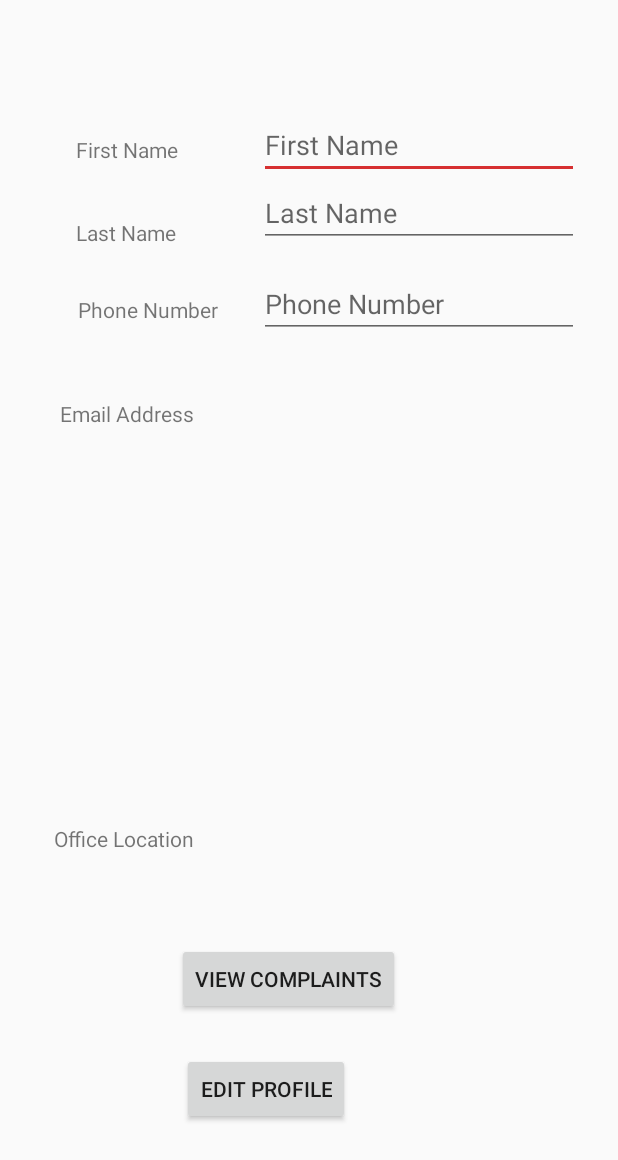
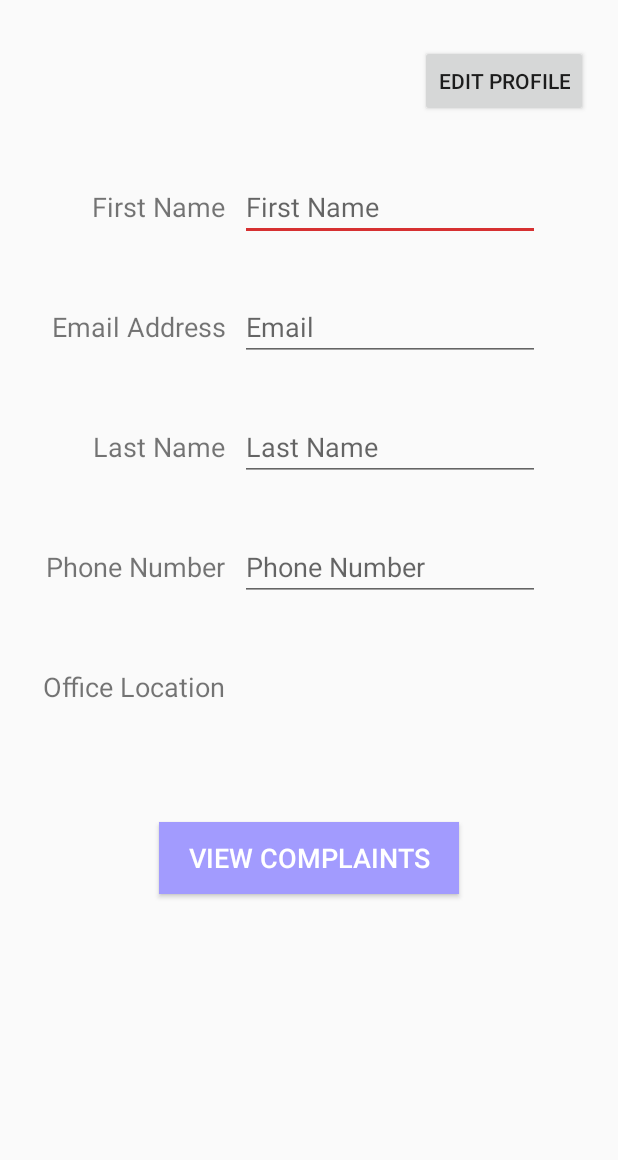
Before and after one commit to developer-jiheui/LemonAid, an Android app: the Activity_3 screen opened directly, with no data from a screen before it, on a phone screen of 412 x 824 dp. Shown: the top 1160 px of the screen. Run offline under Robolectric (Android 15) with nearby library versions, the phone set to English and light mode, and no system bars; 1 statement that could not run was skipped.

Commit message:
update layout of activity 2,3,5

```diff
--- a/app/src/main/java/com/example/lemonaidapp/Activity_2.java
+++ b/app/src/main/java/com/example/lemonaidapp/Activity_2.java
@@ -52,6 +52,7 @@ public class Activity_2 extends AppCompatActivity {
             public void onClick(View v) {
               //  userEmail = emailEdit.getText().toString();
               //  userPass = passEdit.getText().toString();
+                //Jiheui: I changed this to Activity8 (Patient Profile page)
                 Intent i = new Intent(Activity_2.this,Activity_8.class);
              //   i.putExtra("email",userEmail);
               //  i.putExtra("password", userPass);
@@ -69,7 +70,7 @@ public class Activity_2 extends AppCompatActivity {
                     String patientName = dbh.getdataPatient(userEmail,1);
 
                     if (!patientName.equals("")) {
-
+                        //Jiheui: I changed this to Activity8 (Patient Profile page)
                         Intent i = new Intent(Activity_2.this, Activity_8.class);
                         i.putExtra("email", userEmail);
                         startActivity(i);
--- a/app/src/main/res/layout/activity_3.xml
+++ b/app/src/main/res/layout/activity_3.xml
@@ -1,148 +1,152 @@
 <?xml version="1.0" encoding="utf-8"?>
-<androidx.constraintlayout.widget.ConstraintLayout xmlns:android="http://schemas.android.com/apk/res/android"
-    xmlns:app="http://schemas.android.com/apk/res-auto"
-    xmlns:tools="http://schemas.android.com/tools"
+
+
+<LinearLayout
     android:layout_width="match_parent"
     android:layout_height="match_parent"
-    tools:context=".Activity_3">
+    android:layout_marginTop="30dp"
+    android:layout_marginLeft="20dp"
+    android:layout_marginRight="20dp"
+    android:layout_marginBottom="30dp"
+    android:orientation="vertical"
+    xmlns:android="http://schemas.android.com/apk/res/android">
 
-    <Button
-        android:id="@+id/btnViewComplaint"
-        android:layout_width="wrap_content"
-        android:layout_height="wrap_content"
-        android:layout_marginBottom="147dp"
-        android:text="@string/txtViewActive"
-        app:layout_constraintBottom_toBottomOf="parent"
-        app:layout_constraintEnd_toEndOf="parent"
-        app:layout_constraintHorizontal_bias="0.448"
-        app:layout_constraintStart_toStartOf="parent" />
+        <Button
+            android:id="@+id/btnEdit"
+            android:layout_width="wrap_content"
+            android:layout_height="wrap_content"
+            android:layout_marginBottom="20dp"
+            android:layout_gravity="end|top"
+            android:text="@string/txtEditProfile" />
 
-    <TextView
-        android:id="@+id/txtFName"
-        android:layout_width="wrap_content"
-        android:layout_height="wrap_content"
-        android:layout_marginTop="90dp"
-        android:text="@string/txtFirstName"
-        app:layout_constraintEnd_toEndOf="@+id/txtEmail"
-        app:layout_constraintStart_toStartOf="@+id/txtEmail"
-        app:layout_constraintTop_toTopOf="parent" />
+        <LinearLayout
+            android:layout_width="match_parent"
+            android:layout_height="80dp"
+            android:gravity="center_vertical"
+            android:orientation="horizontal">
 
-    <TextView
-        android:id="@+id/txtLName"
-        android:layout_width="wrap_content"
-        android:layout_height="wrap_content"
-        android:layout_marginTop="36dp"
-        android:text="@string/txtLname"
-        app:layout_constraintStart_toStartOf="@+id/txtFName"
-        app:layout_constraintTop_toBottomOf="@+id/txtFName" />
+            <TextView
+                android:id="@+id/txtFName"
+                android:layout_width="130dp"
+                android:gravity="end"
+                android:textSize="18dp"
+                android:layout_height="wrap_content"
+                android:text="@string/txtFirstName" />
 
-    <TextView
-        android:id="@+id/txtPNum"
-        android:layout_width="wrap_content"
-        android:layout_height="wrap_content"
-        android:layout_marginStart="1dp"
-        android:layout_marginLeft="1dp"
-        android:layout_marginTop="32dp"
-        android:text="@string/txtPnum"
-        app:layout_constraintStart_toStartOf="@+id/txtLName"
-        app:layout_constraintTop_toBottomOf="@+id/txtLName" />
+            <EditText
+                android:id="@+id/editFName"
+                android:layout_marginLeft="10dp"
+                android:layout_width="200dp"
+                android:layout_height="wrap_content"
+                android:hint="@string/txtFirstName"
+                android:inputType="textPersonName"
+                android:importantForAutofill="no" />
+        </LinearLayout>
 
-    <TextView
-        android:id="@+id/txtEmail"
-        android:layout_width="wrap_content"
-        android:layout_height="wrap_content"
-        android:layout_marginStart="40dp"
-        android:layout_marginLeft="40dp"
-        android:layout_marginTop="50dp"
-        android:layout_marginEnd="59dp"
-        android:layout_marginRight="59dp"
-        android:text="@string/txtEmail"
-        app:layout_constraintEnd_toEndOf="@+id/txtOffice"
-        app:layout_constraintEnd_toStartOf="@+id/txtEm"
-        app:layout_constraintStart_toStartOf="parent"
-        app:layout_constraintTop_toBottomOf="@+id/txtPNum" />
+        <LinearLayout
+            android:layout_width="match_parent"
+            android:layout_height="80dp"
+            android:gravity="center_vertical"
+            android:orientation="horizontal">
 
-    <EditText
-        android:id="@+id/editFName"
-        android:layout_width="wrap_content"
-        android:layout_height="wrap_content"
-        android:layout_marginTop="74dp"
-        android:layout_marginEnd="26dp"
-        android:layout_marginRight="26dp"
-        android:layout_marginBottom="140dp"
-        android:ems="10"
-        android:hint="@string/txtFirstName"
-        android:inputType="textPersonName"
-        app:layout_constraintBottom_toTopOf="@+id/txtEm"
-        app:layout_constraintEnd_toEndOf="parent"
-        app:layout_constraintTop_toTopOf="parent"
-        tools:ignore="Autofill" />
+            <TextView
+                android:id="@+id/txtEmail"
+                android:layout_width="130dp"
+                android:gravity="end"
+                android:textSize="18dp"
+                android:layout_height="wrap_content"
+                android:text="@string/txtEmail" />
 
-    <EditText
-        android:id="@+id/editLName"
-        android:layout_width="wrap_content"
-        android:layout_height="wrap_content"
-        android:ems="10"
-        android:hint="@string/txtLname"
-        android:inputType="textPersonName"
-        app:layout_constraintStart_toStartOf="@+id/editFName"
-        app:layout_constraintTop_toBottomOf="@+id/editFName"
-        tools:ignore="Autofill" />
+            <EditText
+                android:id="@+id/txtEm"
+                android:layout_marginLeft="10dp"
+                android:layout_width="200dp"
+                android:layout_height="wrap_content"
+                android:hint="@string/txtDoctorEmail"
+                android:inputType="textEmailAddress"
+                android:importantForAutofill="no" />
+        </LinearLayout>
 
-    <EditText
-        android:id="@+id/editPNum"
-        android:layout_width="wrap_content"
-        android:layout_height="wrap_content"
-        android:layout_marginTop="15dp"
-        android:ems="10"
-        android:hint="@string/txtPnum"
-        android:inputType="textPersonName"
-        app:layout_constraintStart_toStartOf="@+id/editLName"
-        app:layout_constraintTop_toBottomOf="@+id/editLName"
-        tools:ignore="Autofill" />
+        <LinearLayout
+            android:layout_width="match_parent"
+            android:layout_height="80dp"
+            android:gravity="center_vertical"
+            android:orientation="horizontal">
 
-    <TextView
-        android:id="@+id/txtOffice"
-        android:layout_width="wrap_content"
-        android:layout_height="wrap_content"
-        android:layout_marginStart="36dp"
-        android:layout_marginLeft="36dp"
-        android:layout_marginBottom="60dp"
-        android:text="@string/officeLocation"
-        app:layout_constraintBottom_toTopOf="@+id/btnViewComplaint"
-        app:layout_constraintStart_toStartOf="parent" />
+            <TextView
+                android:id="@+id/txtLName"
+                android:layout_width="130dp"
+                android:gravity="end"
+                android:textSize="18dp"
 
-    <TextView
-        android:id="@+id/txtOL"
-        android:layout_width="209dp"
-        android:layout_height="77dp"
-        android:layout_marginEnd="44dp"
-        android:layout_marginRight="44dp"
-        android:layout_marginBottom="46dp"
-        app:layout_constraintBottom_toTopOf="@+id/btnViewComplaint"
-        app:layout_constraintEnd_toEndOf="parent" />
+                android:layout_height="wrap_content"
+                android:text="@string/txtLname" />
 
-    <Button
-        android:id="@+id/btnEdit"
-        android:layout_width="wrap_content"
-        android:layout_height="wrap_content"
-        android:layout_marginTop="25dp"
-        android:layout_marginEnd="33dp"
-        android:layout_marginRight="33dp"
-        android:text="@string/txtEditProfile"
-        app:layout_constraintEnd_toEndOf="@+id/btnViewComplaint"
-        app:layout_constraintTop_toBottomOf="@+id/btnViewComplaint" />
+            <EditText
+                android:id="@+id/editLName"
+                android:layout_marginLeft="10dp"
+                android:layout_width="200dp"
+                android:layout_height="wrap_content"
+                android:hint="@string/txtLname"
+                android:inputType="textPersonName"
+                android:importantForAutofill="no" />
+        </LinearLayout>
 
-    <TextView
-        android:id="@+id/txtEm"
-        android:layout_width="0dp"
-        android:layout_height="0dp"
-        android:layout_marginEnd="53dp"
-        android:layout_marginRight="53dp"
-        android:layout_marginBottom="448dp"
-        app:layout_constraintBottom_toBottomOf="parent"
-        app:layout_constraintEnd_toEndOf="parent"
-        app:layout_constraintStart_toEndOf="@+id/txtEmail"
-        app:layout_constraintTop_toBottomOf="@+id/editFName" />
+        <LinearLayout
+            android:layout_width="match_parent"
+            android:layout_height="80dp"
+            android:gravity="center_vertical"
+            android:orientation="horizontal">
 
-</androidx.constraintlayout.widget.ConstraintLayout>
+            <TextView
+                android:id="@+id/txtPNum"
+                android:layout_width="130dp"
+                android:gravity="end"
+                android:textSize="18dp"
+                android:layout_height="wrap_content"
+                android:text="@string/txtPnum" />
+
+            <EditText
+                android:id="@+id/editPNum"
+                android:layout_marginLeft="10dp"
+                android:layout_width="200dp"
+                android:layout_height="wrap_content"
+                android:hint="@string/txtPnum"
+                android:inputType="textPersonName"
+                android:importantForAutofill="no" />
+        </LinearLayout>
+
+        <LinearLayout
+            android:layout_width="match_parent"
+            android:layout_height="80dp"
+            android:gravity="center_vertical"
+            android:orientation="horizontal">
+
+            <TextView
+                android:id="@+id/txtOffice"
+                android:layout_width="130dp"
+                android:gravity="end"
+                android:textSize="18dp"
+                android:layout_height="wrap_content"
+                android:text="@string/officeLocation" />
+
+            <TextView
+                android:id="@+id/txtOL"
+                android:layout_width="200dp"
+                android:layout_height="55dp" />
+
+        </LinearLayout>
+
+        <Button
+            android:id="@+id/btnViewComplaint"
+            android:layout_width="200dp"
+            android:layout_height="wrap_content"
+            android:text="@string/txtViewActive"
+            android:layout_marginTop="50dp"
+            android:layout_gravity="center_horizontal"
+            android:gravity="center"
+            android:background="@color/colorPrimaryDark"
+            android:textColor="#FFFFFF"
+            android:textSize="18sp"/>
+
+    </LinearLayout>
```
Also changed, not shown: app/src/main/java/com/example/lemonaidapp/Activity_18.java (+15 -0 lines), app/src/main/res/layout/activity_5.xml (+72 -93 lines).
